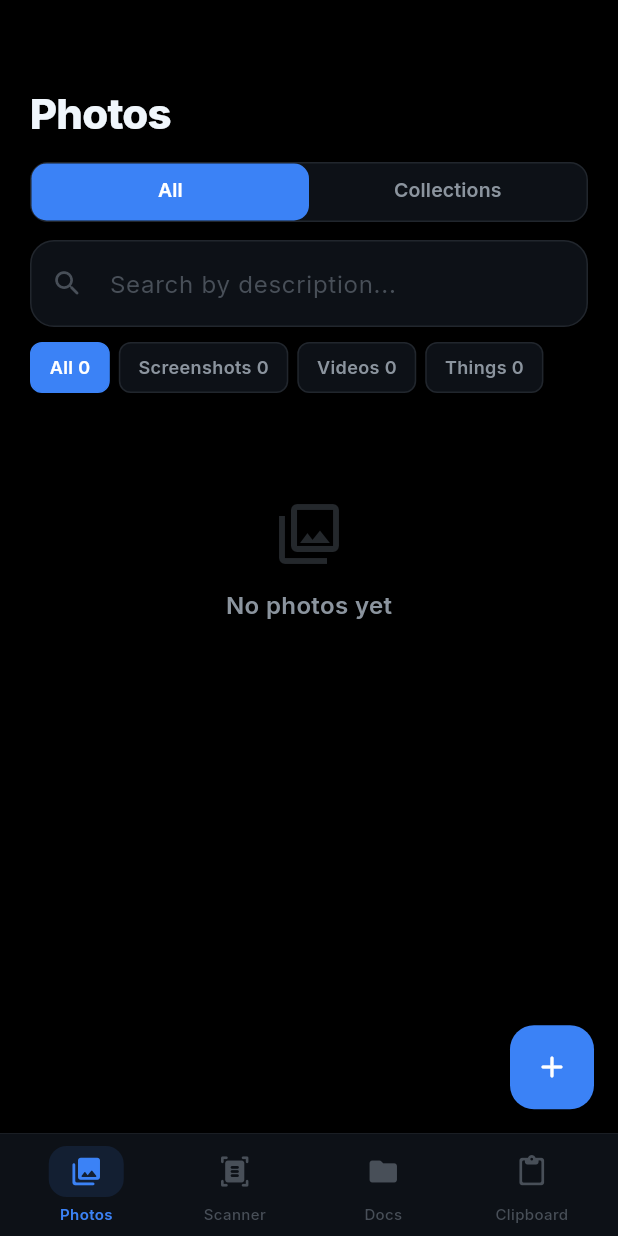
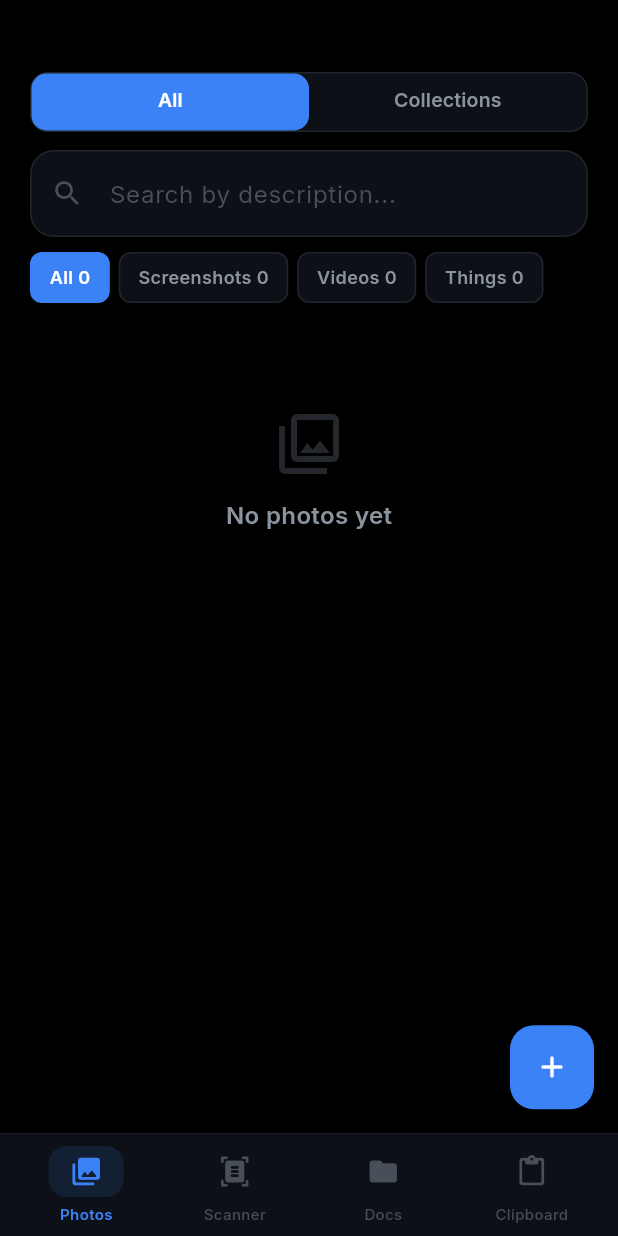
Before and after one commit to Skelapt/Mijigi, a Flutter app: the screen it shows after launch, on a phone screen of 412 x 824 dp. Run offline on Flutter 3.47's test engine with Material 3 defaults, Android fonts, the phone set to English and light mode, and no system bars; our stand-ins replace google_fonts, hive_flutter, image_picker, pdf, permission_handler, share_plus and 1 more; missing offline and left inert: google_mlkit_image_labeling, google_mlkit_text_recognition, photo_manager; accounts and stored records are empty.

Commit message:
Native clipboard listener, video thumbnails, UI fixes, spreadsheets back
Clipboard (MAJOR FIX):
- Native Android ClipboardManager.OnPrimaryClipChangedListener
  fires IMMEDIATELY when user copies anything, no delay
- MethodChannel + EventChannel bridge to Flutter
- 1-second fallback timer as backup
- Both native listener AND timer running simultaneously
- Should now catch EVERY clipboard copy

Photos tab:
- Removed "Photos" header, tabs pushed right to top
- Quick actions row: emails, links, addresses only (removed prices)
- Video thumbnails generated during device sync import
- Videos show thumbnail in grid instead of broken image

Scanner tab:
- Auto-opens camera on first visit

Docs tab:
- Spreadsheets filter restored (xls, xlsx, csv, ods)

Co-Authored-By: Claude Opus 4.6 (1M context) <noreply@anthropic.com>

```diff
--- a/lib/screens/photos/photos_screen.dart
+++ b/lib/screens/photos/photos_screen.dart
@@ -101,16 +101,7 @@ class _PhotosScreenState extends State<PhotosScreen>
         }
       }
 
-      final amounts = data['amounts'] as List?;
-      if (amounts != null) {
-        for (final a in amounts) {
-          actions.add(_QuickActionItem(
-            value: a.toString(),
-            type: _QuickActionType.amount,
-            createdAt: item.createdAt,
-          ));
-        }
-      }
+      // No amounts - only emails, links, addresses
     }
 
     // Sort most recent first, deduplicate by value, take 20
@@ -143,45 +134,9 @@ class _PhotosScreenState extends State<PhotosScreen>
           backgroundColor: MijigiColors.background,
           body: NestedScrollView(
             headerSliverBuilder: (context, _) => [
-              const SliverToBoxAdapter(child: SizedBox(height: 56)),
+              const SliverToBoxAdapter(child: SizedBox(height: 48)),
 
-              // Title
-              SliverToBoxAdapter(
-                child: Padding(
-                  padding: const EdgeInsets.symmetric(horizontal: 20),
-                  child: Row(
-                    crossAxisAlignment: CrossAxisAlignment.end,
-                    children: [
-                      const Text(
-                        'Photos',
-                        style: TextStyle(
-                          color: MijigiColors.textPrimary,
-                          fontSize: 28,
-                          fontWeight: FontWeight.w800,
-                          letterSpacing: -0.5,
-                        ),
-                      ),
-                      const SizedBox(width: 8),
-                      if (provider.isProcessing || provider.isImporting)
-                        Padding(
-                          padding: const EdgeInsets.only(bottom: 6),
-                          child: SizedBox(
-                            width: 12,
-                            height: 12,
-                            child: CircularProgressIndicator(
-                              strokeWidth: 2,
-                              color: MijigiColors.primary,
-                            ),
-                          ),
-                        ),
-                    ],
-                  ),
-                ),
-              ),
-
-              const SliverToBoxAdapter(child: SizedBox(height: 12)),
-
-              // Sub-tabs: All | Collections
+              // Sub-tabs: All | Collections (right at top, no header)
               SliverToBoxAdapter(
                 child: Padding(
                   padding: const EdgeInsets.symmetric(horizontal: 20),
@@ -756,7 +711,18 @@ class _MediaTile extends StatelessWidget {
       child: Stack(
         fit: StackFit.expand,
         children: [
-          if (item.filePath != null)
+          // Use thumbnail for videos, file path for images
+          if (item.type == CaptureType.video && item.thumbnailPath != null)
+            Image.file(
+              File(item.thumbnailPath!),
+              fit: BoxFit.cover,
+              errorBuilder: (_, __, ___) => Container(
+                color: MijigiColors.surfaceLight,
+                child: const Icon(Icons.videocam_rounded,
+                    color: MijigiColors.textTertiary, size: 24),
+              ),
+            )
+          else if (item.filePath != null)
             Image.file(
               File(item.filePath!),
               fit: BoxFit.cover,
```
Also changed, not shown: lib/providers/app_provider.dart (+28 -15 lines), lib/screens/files/files_screen.dart (+17 -0 lines), lib/screens/scanner/scanner_tab_screen.dart (+13 -0 lines), lib/services/clipboard_service.dart (added, +37 -0 lines), lib/services/photo_import_service.dart (+17 -0 lines), 1 other file.
